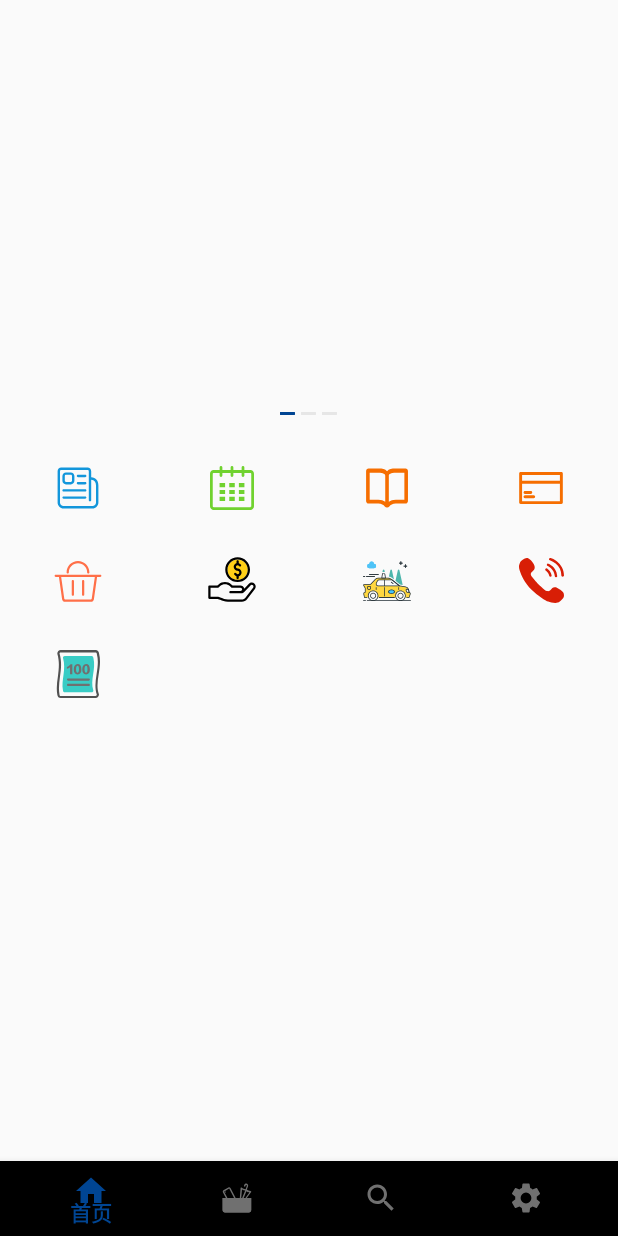
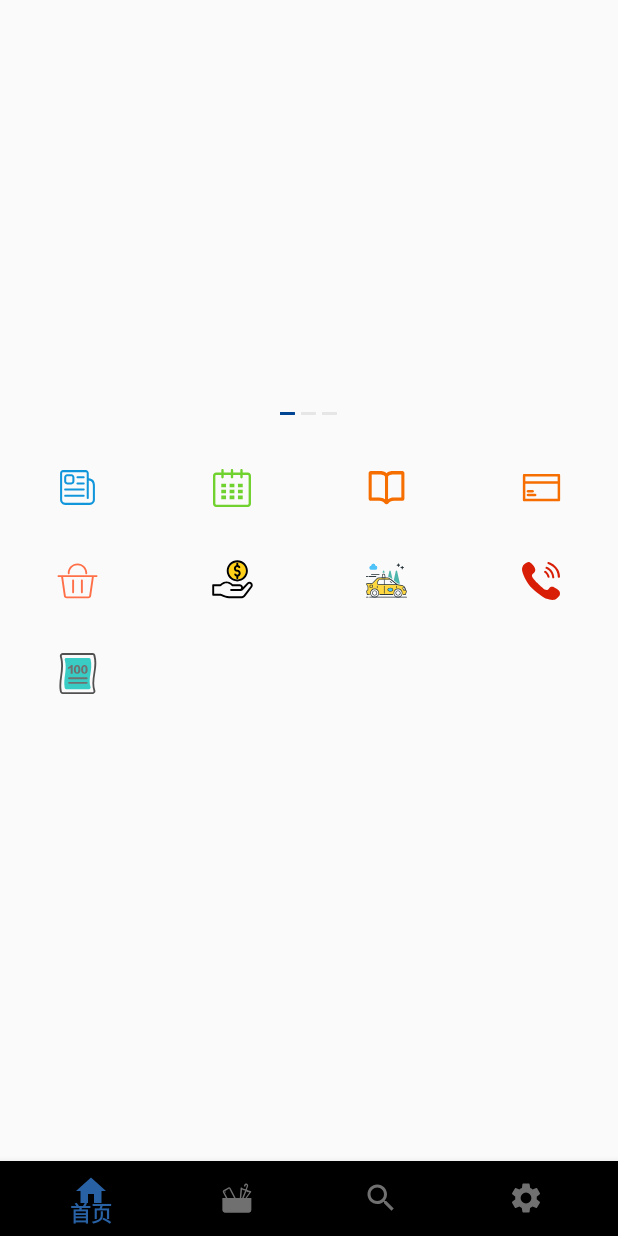
Before and after one commit to TSOMH/AUSTers, an Android app: the screen it shows after launch (MainActivity), after a tap on "登录(当前为测试版本，请直接登录)", on a phone screen of 412 x 824 dp. Run offline under Robolectric (Android 15) with nearby library versions, the phone set to English and light mode, and no system bars; our stand-ins replace navigation-ui; libraries missing offline, so code that uses them is left out: jp.wasabeef.glide; pictures from the network do not load; 2 statements that could not run were skipped.

```diff
--- a/app/src/main/AndroidManifest.xml
+++ b/app/src/main/AndroidManifest.xml
@@ -21,7 +21,7 @@
         <activity android:name=".activity.BannerFirstViewActivity"
             android:parentActivityName=".activity.MainActivity">
 
-        </activity>>
+        </activity>
         <activity android:name=".activity.MainActivity" />
         <activity android:name=".activity.SignInActivity">
             <intent-filter>
--- a/app/src/main/java/swle/xyz/austers/activity/SignInActivity.java
+++ b/app/src/main/java/swle/xyz/austers/activity/SignInActivity.java
@@ -5,6 +5,7 @@ import androidx.appcompat.app.AppCompatActivity;
 
 import android.content.Intent;
 import android.os.Bundle;
+import android.util.Log;
 import android.view.View;
 import android.view.Window;
 import android.view.WindowManager;
@@ -14,7 +15,7 @@ import swle.xyz.austers.R;
 
 
 public class SignInActivity extends AppCompatActivity {
-    Button button_sigin;
+    Button button_sign_in;
 
 
 
@@ -25,16 +26,17 @@ public class SignInActivity extends AppCompatActivity {
         setContentView(R.layout.activity_signin);
 
 
-        button_sigin = findViewById(R.id.button_sign_in);
+        button_sign_in = findViewById(R.id.button_sign_in);
 
 
-        button_sigin.setOnClickListener(new View.OnClickListener() {
+        button_sign_in.setOnClickListener(new View.OnClickListener() {
             @Override
             public void onClick(View view) {
                 Intent intent = new Intent(SignInActivity.this, MainActivity.class);
                 intent.setFlags(Intent.FLAG_ACTIVITY_CLEAR_TASK|Intent.FLAG_ACTIVITY_NEW_TASK); //禁止回跳SignInActivity
                 intent.setClass(SignInActivity.this,MainActivity.class);
                 startActivity(intent);
+                Log.d("f","fa");
             }
         });
     }
--- a/app/src/main/res/color/bottom_navgation_color.xml
+++ b/app/src/main/res/color/bottom_navgation_color.xml
@@ -1,5 +1,5 @@
 <?xml version="1.0" encoding="utf-8"?>
 <selector xmlns:android="http://schemas.android.com/apk/res/android">
-<item android:color="@color/aust" android:state_checked="true"/>
+<item android:color="#2861a4" android:state_checked="true"/>
 <item android:color="#707070" android:state_checked="false"/>
 </selector>
--- a/app/src/main/res/drawable/ic_book.xml
+++ b/app/src/main/res/drawable/ic_book.xml
@@ -1,6 +1,6 @@
 <vector xmlns:android="http://schemas.android.com/apk/res/android"
-    android:width="32dp"
-    android:height="32dp"
+    android:width="27dp"
+    android:height="27dp"
     android:viewportWidth="1024"
     android:viewportHeight="1024">
   <path
--- a/app/src/main/res/drawable/ic_card.xml
+++ b/app/src/main/res/drawable/ic_card.xml
@@ -1,6 +1,6 @@
 <vector xmlns:android="http://schemas.android.com/apk/res/android"
-    android:width="32dp"
-    android:height="32dp"
+    android:width="27dp"
+    android:height="27dp"
     android:viewportWidth="1024"
     android:viewportHeight="1024">
   <path
--- a/app/src/main/res/drawable/ic_class_schedle.xml
+++ b/app/src/main/res/drawable/ic_class_schedle.xml
@@ -1,6 +1,6 @@
 <vector xmlns:android="http://schemas.android.com/apk/res/android"
-    android:width="29dp"
-    android:height="29dp"
+    android:width="25dp"
+    android:height="25dp"
     android:viewportWidth="1024"
     android:viewportHeight="1024">
   <path
--- a/app/src/main/res/drawable/ic_contact_way.xml
+++ b/app/src/main/res/drawable/ic_contact_way.xml
@@ -1,6 +1,6 @@
 <vector xmlns:android="http://schemas.android.com/apk/res/android"
-    android:width="30dp"
-    android:height="30dp"
+    android:width="25dp"
+    android:height="25dp"
     android:viewportWidth="1025"
     android:viewportHeight="1024">
   <path
--- a/app/src/main/res/drawable/ic_flea_market.xml
+++ b/app/src/main/res/drawable/ic_flea_market.xml
@@ -1,6 +1,6 @@
 <vector xmlns:android="http://schemas.android.com/apk/res/android"
-    android:width="32dp"
-    android:height="32dp"
+    android:width="27dp"
+    android:height="27dp"
     android:viewportWidth="1024"
     android:viewportHeight="1024">
   <path
--- a/app/src/main/res/drawable/ic_news.xml
+++ b/app/src/main/res/drawable/ic_news.xml
@@ -1,6 +1,6 @@
 <vector xmlns:android="http://schemas.android.com/apk/res/android"
-    android:width="32dp"
-    android:height="32dp"
+    android:width="27dp"
+    android:height="27dp"
     android:viewportWidth="1024"
     android:viewportHeight="1024">
   <path
--- a/app/src/main/res/drawable/ic_part_time_jop.xml
+++ b/app/src/main/res/drawable/ic_part_time_jop.xml
@@ -1,6 +1,6 @@
 <vector xmlns:android="http://schemas.android.com/apk/res/android"
-    android:width="32dp"
-    android:height="32dp"
+    android:width="27dp"
+    android:height="27dp"
     android:viewportWidth="1024"
     android:viewportHeight="1024">
   <path
--- a/app/src/main/res/drawable/ic_score.xml
+++ b/app/src/main/res/drawable/ic_score.xml
@@ -1,6 +1,6 @@
 <vector xmlns:android="http://schemas.android.com/apk/res/android"
-    android:width="32dp"
-    android:height="32dp"
+    android:width="27dp"
+    android:height="27dp"
     android:viewportWidth="1024"
     android:viewportHeight="1024">
   <path
--- a/app/src/main/res/drawable/ic_taxi.xml
+++ b/app/src/main/res/drawable/ic_taxi.xml
@@ -1,6 +1,6 @@
 <vector xmlns:android="http://schemas.android.com/apk/res/android"
-    android:width="32dp"
-    android:height="32dp"
+    android:width="27dp"
+    android:height="27dp"
     android:viewportWidth="1024"
     android:viewportHeight="1024">
   <path
--- a/build.gradle
+++ b/build.gradle
@@ -4,10 +4,12 @@ buildscript {
     repositories {
         google()
         jcenter()
+        maven { url "https://chaquo.com/maven" }
 
     }
     dependencies {
         classpath 'com.android.tools.build:gradle:3.5.3'
+        classpath "com.chaquo.python:gradle:6.3.0"
 
         // NOTE: Do not place your application dependencies here; they belong
         // in the individual module build.gradle files
```
Also changed, not shown: app/build.gradle (+17 -6 lines), app/src/main/java/swle/xyz/austers/activity/ScoreActivity.java (+97 -116 lines), app/src/main/java/swle/xyz/austers/myclass/SHA1.java (added, +33 -0 lines), app/src/main/ic_back-web.png (deleted), 1 other file.
